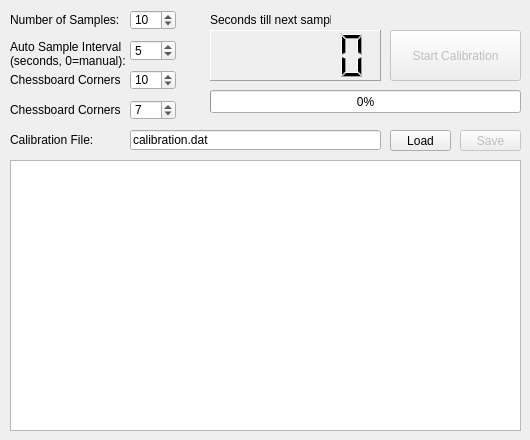
First picture: the form in mainwindow.ui, repository zouwen198317/opencvstereovision, before the edit.
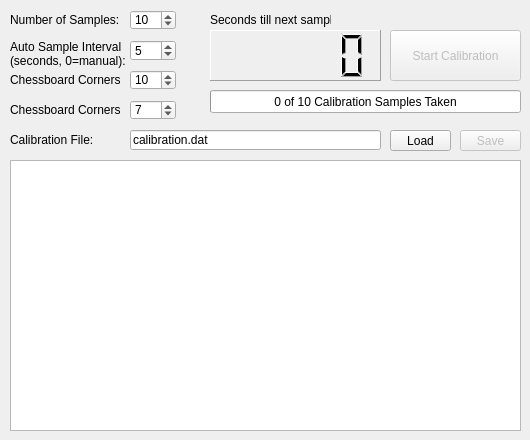
Second picture: the form after the edit.

```diff
--- a/mainwindow.ui
+++ b/mainwindow.ui
@@ -266,9 +266,15 @@
       <height>23</height>
      </rect>
     </property>
+    <property name="maximum">
+     <number>10</number>
+    </property>
     <property name="value">
      <number>0</number>
     </property>
+    <property name="format">
+     <string>%v of %m Calibration Samples Taken</string>
+    </property>
    </widget>
    <widget class="QLCDNumber" name="lcdNumber">
     <property name="geometry">
```
